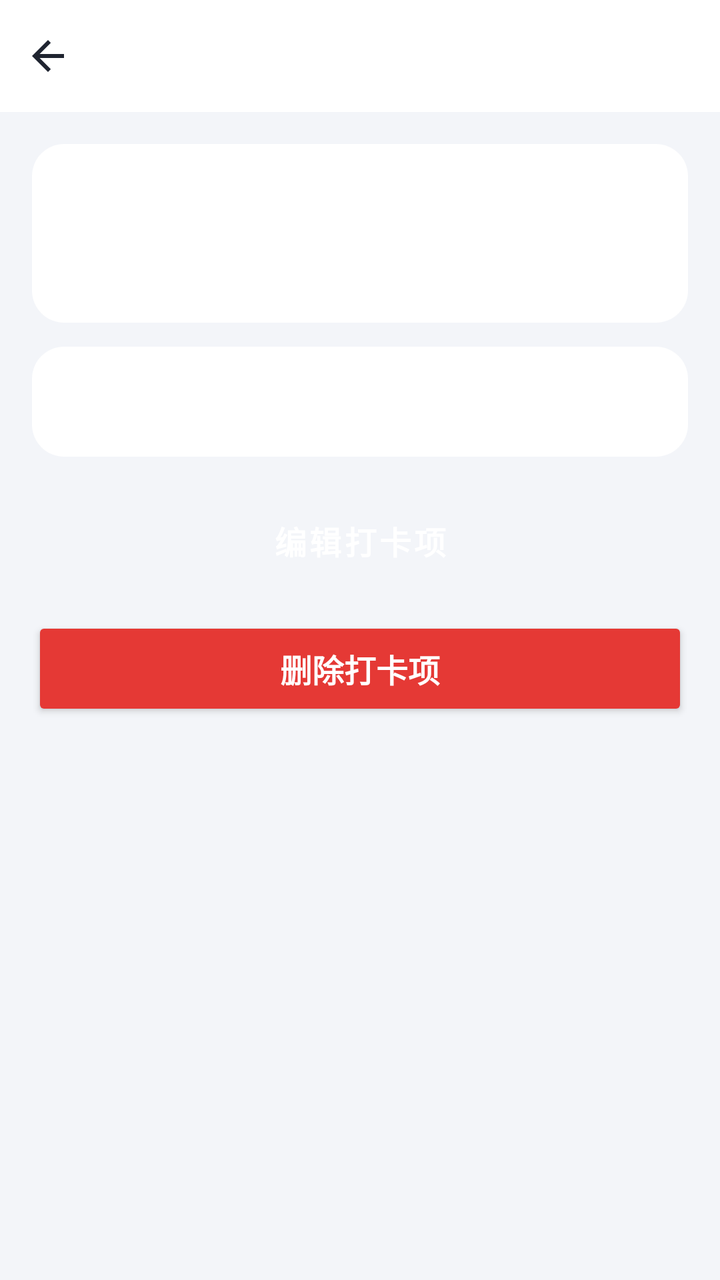
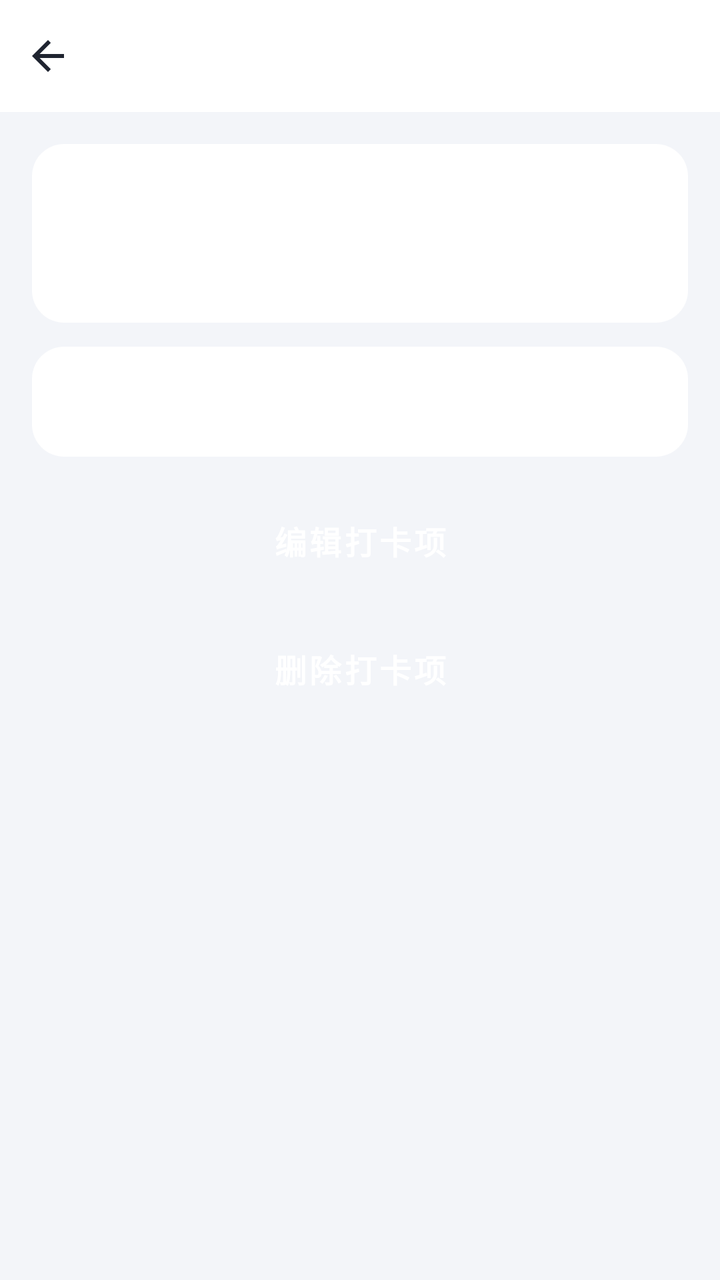

Before-and-after screenshots of an Android layout around one commit, followed by the original layout XML and the change that was made.
<!-- AndroidManifest.xml: application theme Theme.Checkin -->
<!-- res/layout/activity_detail.xml -->
<?xml version="1.0" encoding="utf-8"?>
<LinearLayout xmlns:android="http://schemas.android.com/apk/res/android"
    android:layout_width="match_parent"
    android:layout_height="match_parent"
    android:background="@color/bg_page"
    android:orientation="vertical">

    <include android:id="@+id/topbar" layout="@layout/view_topbar" />

    <ScrollView
        android:layout_width="match_parent"
        android:layout_height="0dp"
        android:layout_weight="1"
        android:scrollbars="none">

        <LinearLayout
            android:layout_width="match_parent"
            android:layout_height="wrap_content"
            android:orientation="vertical"
            android:padding="16dp">

            <LinearLayout
                android:id="@+id/header_card"
                android:layout_width="match_parent"
                android:layout_height="wrap_content"
                android:background="@drawable/bg_card"
                android:gravity="center_vertical"
                android:orientation="horizontal"
                android:padding="18dp">

                <TextView
                    android:id="@+id/tv_emoji"
                    android:layout_width="wrap_content"
                    android:layout_height="wrap_content"
                    android:textSize="40sp" />

                <LinearLayout
                    android:layout_width="0dp"
                    android:layout_height="wrap_content"
                    android:layout_marginStart="14dp"
                    android:layout_weight="1"
                    android:orientation="vertical">

                    <TextView
                        android:id="@+id/tv_name"
                        android:layout_width="wrap_content"
                        android:layout_height="wrap_content"
                        android:textColor="@color/text_primary"
                        android:textSize="20sp"
                        android:textStyle="bold" />

                    <TextView
                        android:id="@+id/tv_sub"
                        android:layout_width="wrap_content"
                        android:layout_height="wrap_content"
                        android:layout_marginTop="6dp"
                        android:textColor="@color/text_secondary"
                        android:textSize="13sp" />
                </LinearLayout>
            </LinearLayout>

            <TextView
                android:id="@+id/tv_detail"
                android:layout_width="match_parent"
                android:layout_height="wrap_content"
                android:layout_marginTop="12dp"
                android:background="@drawable/bg_card"
                android:lineSpacingExtra="6dp"
                android:padding="18dp"
                android:textColor="@color/text_primary"
                android:textSize="14sp" />

            <Button
                android:id="@+id/btn_edit"
                style="@style/PrimaryButton"
                android:layout_width="match_parent"
                android:layout_marginTop="16dp"
                android:text="编辑打卡项" />

            
            <Button
                android:id="@+id/btn_delete"
                android:layout_width="match_parent"
                android:layout_height="52dp"
                android:layout_marginTop="12dp"
                android:backgroundTint="#E53935"
                android:text="删除打卡项"
                android:textColor="@android:color/white"
                android:textSize="16sp"
                android:textStyle="bold" />
        </LinearLayout>
    </ScrollView>
</LinearLayout>
<!-- res/layout/view_topbar.xml (included above) -->
<?xml version="1.0" encoding="utf-8"?>
<LinearLayout xmlns:android="http://schemas.android.com/apk/res/android"
    android:layout_width="match_parent"
    android:layout_height="56dp"
    android:background="@color/white"
    android:gravity="center_vertical"
    android:orientation="horizontal">

    <ImageButton
        android:id="@+id/btn_back"
        android:layout_width="48dp"
        android:layout_height="48dp"
        android:background="?attr/selectableItemBackgroundBorderless"
        android:contentDescription="返回"
        android:src="@drawable/ic_back" />

    <FrameLayout
        android:layout_width="0dp"
        android:layout_height="match_parent"
        android:layout_weight="1">

        <TextView
            android:id="@+id/tv_title"
            android:layout_width="wrap_content"
            android:layout_height="wrap_content"
            android:layout_gravity="center"
            android:textColor="@color/text_primary"
            android:textSize="17sp"
            android:textStyle="bold" />
    </FrameLayout>

    <FrameLayout
        android:id="@+id/title_right_container"
        android:layout_width="wrap_content"
        android:layout_height="match_parent"
        android:minWidth="48dp" />
</LinearLayout>
<!-- resources referenced by this layout -->
<resources>
  <color name="bg_page">#F3F5F9</color>
  <color name="text_primary">#1F2430</color>
  <color name="text_secondary">#6B7280</color>
  <color name="white">#FFFFFF</color>
  <!-- drawable bg_card (drawable) -->
  <?xml version="1.0" encoding="utf-8"?>
  <shape xmlns:android="http://schemas.android.com/apk/res/android" android:shape="rectangle">
      <solid android:color="@color/bg_card" />
      <corners android:radius="16dp" />
  </shape>
  <!-- drawable ic_back (drawable) -->
  <vector xmlns:android="http://schemas.android.com/apk/res/android"
      android:width="24dp" android:height="24dp"
      android:viewportWidth="24" android:viewportHeight="24" android:tint="@color/text_primary">
      <path android:fillColor="@android:color/white" android:pathData="M20,11H7.83l5.59,-5.59L12,4l-8,8 8,8 1.41,-1.41L7.83,13H20v-2z"/>
  </vector>
  <style name="PrimaryButton" parent="Widget.MaterialComponents.Button">
          <item name="android:layout_height">52dp</item>
          <item name="cornerRadius">14dp</item>
          <item name="android:textSize">16sp</item>
          <item name="android:textStyle">bold</item>
          <item name="android:textColor">@color/white</item>
      </style>
  <style name="Theme.Checkin" parent="Theme.MaterialComponents.Light.NoActionBar">
          <item name="colorPrimary">@color/brand</item>
          <item name="colorPrimaryDark">@color/brand_dark</item>
          <item name="colorAccent">@color/brand</item>
          <item name="android:windowBackground">@color/bg_page</item>
          <item name="android:statusBarColor">@color/white</item>
          <item name="android:windowLightStatusBar">true</item>
          <item name="android:textColorPrimary">@color/text_primary</item>
          <item name="android:textColorSecondary">@color/text_secondary</item>
          <item name="bottomNavigationStyle">@style/Widget.Checkin.BottomNav</item>
      </style>
  <color name="bg_card">#FFFFFF</color>
  <color name="brand">#39C5BB</color>
  <color name="brand_dark">#1F9C94</color>
  <style name="Widget.Checkin.BottomNav" parent="Widget.MaterialComponents.BottomNavigationView">
          <item name="itemTextColor">@color/nav_tint</item>
          <item name="itemIconTint">@color/nav_tint</item>
          <item name="backgroundTint">@color/white</item>
          <item name="elevation">10dp</item>
          <item name="labelVisibilityMode">labeled</item>
      </style>
</resources>

<!-- the commit's change to res/layout/activity_detail.xml (unified diff, before → after) -->
@@ -80,14 +80,11 @@
             
             <Button
                 android:id="@+id/btn_delete"
+                style="@style/PrimaryButton"
                 android:layout_width="match_parent"
-                android:layout_height="52dp"
                 android:layout_marginTop="12dp"
                 android:backgroundTint="#E53935"
-                android:text="删除打卡项"
-                android:textColor="@android:color/white"
-                android:textSize="16sp"
-                android:textStyle="bold" />
+                android:text="删除打卡项" />
         </LinearLayout>
     </ScrollView>
 </LinearLayout>
